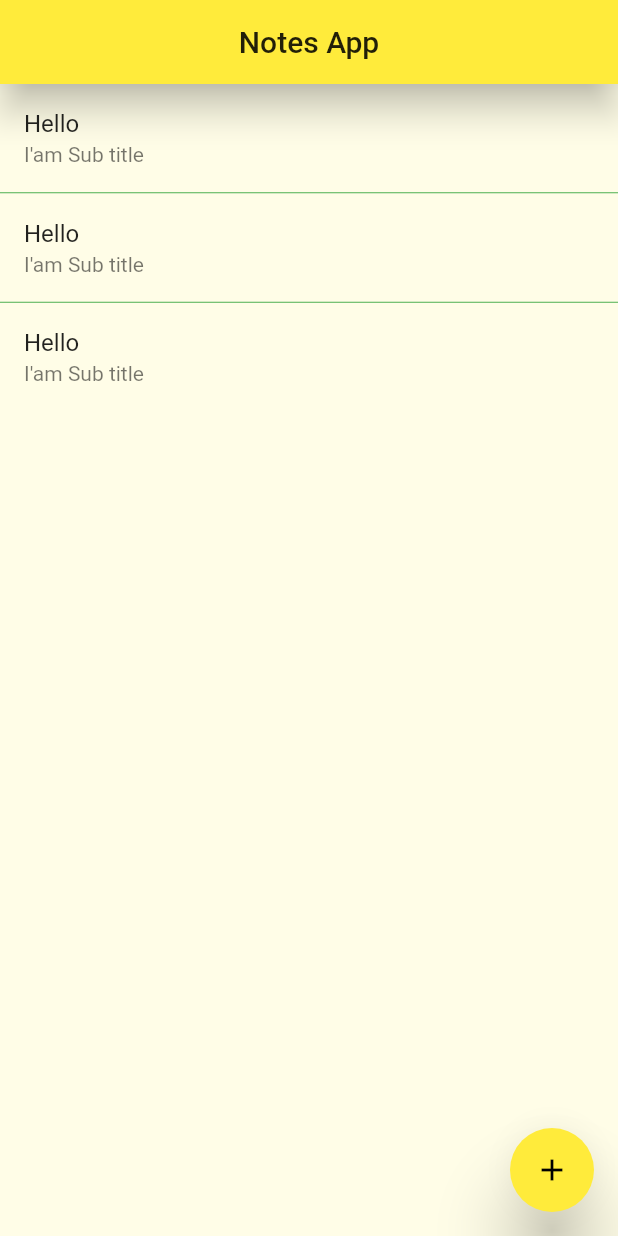
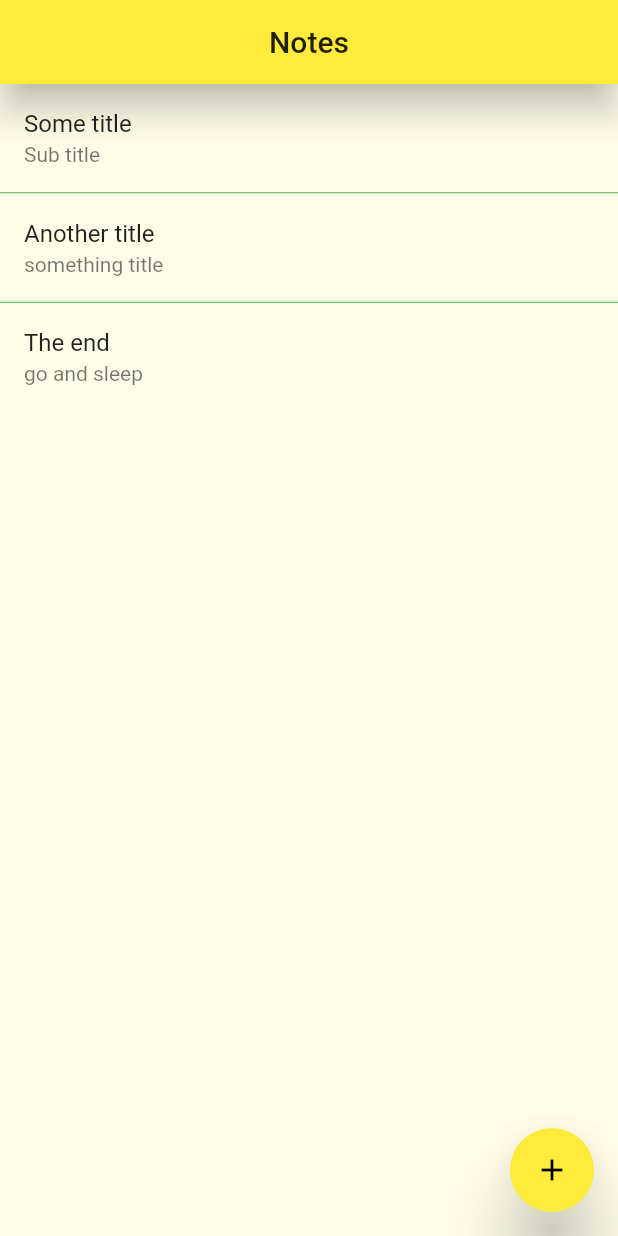
Before and after one commit to Emyboy/note_list_flutter, a Flutter app: the screen it shows after launch, on a phone screen of 412 x 824 dp. Run offline on Flutter 3.47's test engine with Material 2 defaults, Android fonts, the phone set to English and light mode, and no system bars.

Commit message:
add note toggle

```diff
--- a/lib/main.dart
+++ b/lib/main.dart
@@ -24,11 +24,22 @@ class MyApp extends StatelessWidget {
 }
 
 class LandingPage extends StatelessWidget {
-
   final notes = [
-    Notes(id: '1', title: 'Some title', subTitle: 'Sub title', createdOn: '12/30/2020'),
-    Notes(id: '2', title: 'Another title', subTitle: 'something title', createdOn: '12/30/2020'),
-    Notes(id: '3', title: 'The end', subTitle: 'go and sleep', createdOn: '12/30/2020'),
+    Notes(
+        id: '1',
+        title: 'Some title',
+        subTitle: 'Sub title',
+        createdOn: '12/30/2020'),
+    Notes(
+        id: '2',
+        title: 'Another title',
+        subTitle: 'something title',
+        createdOn: '12/30/2020'),
+    Notes(
+        id: '3',
+        title: 'The end',
+        subTitle: 'go and sleep',
+        createdOn: '12/30/2020'),
   ];
 
   @override
@@ -36,17 +47,17 @@ class LandingPage extends StatelessWidget {
     return Scaffold(
       backgroundColor: Colors.yellow[50],
       floatingActionButton: FloatingActionButton(
-        elevation: 20,
+          elevation: 20,
           child: Icon(Icons.add),
           onPressed: () {
             Navigator.of(context)
                 .push(MaterialPageRoute(builder: (_) => ListForm()));
           }),
       appBar: AppBar(
-        elevation: 10,
+          elevation: 10,
           title: Center(
-        child: Text('Notes App'),
-      )),
+            child: Text('Notes'),
+          )),
       body: ListView.separated(
         separatorBuilder: (_, __) => Divider(
           height: 1,
@@ -55,8 +66,12 @@ class LandingPage extends StatelessWidget {
         itemCount: notes.length,
         itemBuilder: (_, i) {
           return ListTile(
-            title: Text('Hello'),
-            subtitle: Text('I\'am Sub title'),
+            title: Text(notes[i].title),
+            subtitle: Text(notes[i].subTitle),
+            onTap: () {
+              Navigator.of(context)
+                  .push(MaterialPageRoute(builder: (_) => ListForm(id: '1',)));
+            },
           );
         },
       ),
```
Also changed, not shown: lib/views/ListForm.dart (+5 -6 lines).
